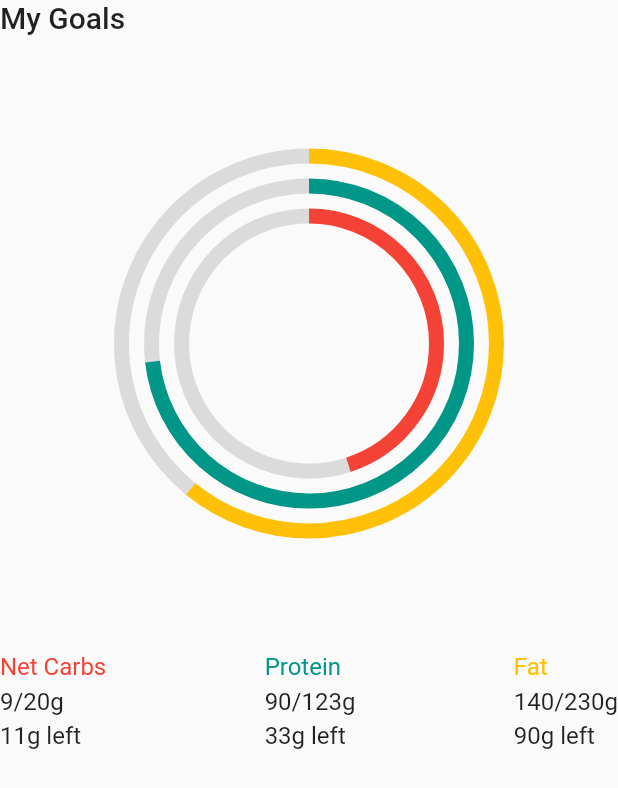
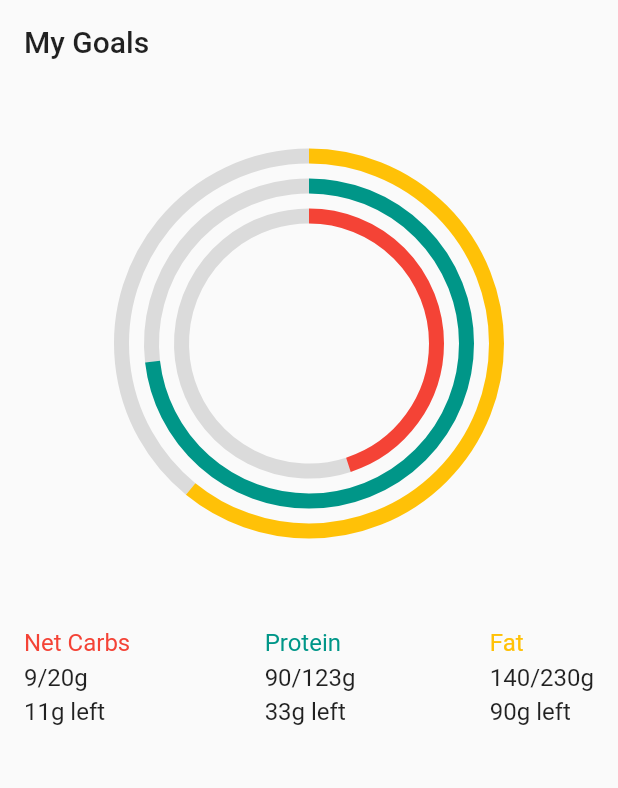
Before and after one commit to dewparin/carb_poc, a Flutter app: the screen it shows after launch, on a phone screen of 412 x 824 dp. Shown: the top 788 px of the screen. Run offline on Flutter 3.47's test engine with Material 2 defaults, Android fonts, the phone set to English and light mode, and no system bars; drawn by our look-alikes of fl_chart.

Commit message:
Add padding to my goal

```diff
--- a/lib/components/my_goals/my_goals.dart
+++ b/lib/components/my_goals/my_goals.dart
@@ -1,5 +1,6 @@
 import 'package:carb_poc/components/my_goals/my_goals_data.dart';
 import 'package:carb_poc/components/my_goals/my_goals_pie_charts.dart';
+import 'package:carb_poc/constant.dart';
 import 'package:flutter/material.dart';
 
 class MyGoals extends StatelessWidget {
@@ -10,6 +11,9 @@ class MyGoals extends StatelessWidget {
   @override
   Widget build(BuildContext context) {
     return Container(
+      padding: const EdgeInsets.all(
+        defaultPadding,
+      ),
       child: Column(
         children: [
           Align(
```
